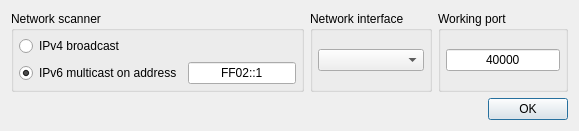
olerapx/VLSI-Designer, file app/gui/networkconfigurationwindow/networkconfigurationwindow.ui: the form before one commit.
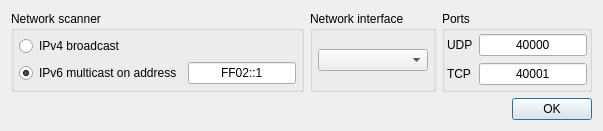
The form after the commit.

```diff
--- a/app/gui/networkconfigurationwindow/networkconfigurationwindow.ui
+++ b/app/gui/networkconfigurationwindow/networkconfigurationwindow.ui
@@ -6,12 +6,12 @@
    <rect>
     <x>0</x>
     <y>0</y>
-    <width>579</width>
-    <height>119</height>
+    <width>603</width>
+    <height>121</height>
    </rect>
   </property>
   <property name="sizePolicy">
-   <sizepolicy hsizetype="Preferred" vsizetype="Preferred">
+   <sizepolicy hsizetype="Fixed" vsizetype="Fixed">
     <horstretch>0</horstretch>
     <verstretch>0</verstretch>
    </sizepolicy>
@@ -110,23 +110,38 @@
       <item>
        <widget class="QGroupBox" name="portGroupBox">
         <property name="title">
-         <string>Working port</string>
+        <string>Ports</string>
         </property>
         <layout class="QVBoxLayout" name="verticalLayout">
          <property name="leftMargin">
-          <number>5</number>
+         <number>2</number>
          </property>
          <property name="topMargin">
-          <number>5</number>
+         <number>2</number>
          </property>
          <property name="rightMargin">
-          <number>5</number>
+         <number>2</number>
          </property>
          <property name="bottomMargin">
-          <number>5</number>
+         <number>2</number>
          </property>
          <item>
-          <widget class="QLineEdit" name="portText">
+         <layout class="QHBoxLayout" name="horizontalLayout_6">
+          <item>
+           <widget class="QLabel" name="udpPortLabel">
+            <property name="text">
+             <string>UDP</string>
+            </property>
+           </widget>
+          </item>
+          <item>
+           <widget class="QLineEdit" name="udpPortText">
+            <property name="sizePolicy">
+             <sizepolicy hsizetype="Fixed" vsizetype="Fixed">
+              <horstretch>0</horstretch>
+              <verstretch>0</verstretch>
+             </sizepolicy>
+            </property>
            <property name="text">
             <string>40000</string>
            </property>
@@ -134,6 +149,35 @@
             <set>Qt::AlignCenter</set>
            </property>
           </widget>
+          </item>
+         </layout>
+        </item>
+        <item>
+         <layout class="QHBoxLayout" name="horizontalLayout_5">
+          <item>
+           <widget class="QLabel" name="tcpPortLabel">
+            <property name="text">
+             <string>TCP</string>
+            </property>
+           </widget>
+          </item>
+          <item>
+           <widget class="QLineEdit" name="tcpPortText">
+            <property name="sizePolicy">
+             <sizepolicy hsizetype="Fixed" vsizetype="Fixed">
+              <horstretch>0</horstretch>
+              <verstretch>0</verstretch>
+             </sizepolicy>
+            </property>
+            <property name="text">
+             <string>40001</string>
+            </property>
+            <property name="alignment">
+             <set>Qt::AlignCenter</set>
+            </property>
+           </widget>
+          </item>
+         </layout>
          </item>
         </layout>
        </widget>
```
Lines whose indentation alone changed are shown as unchanged.
